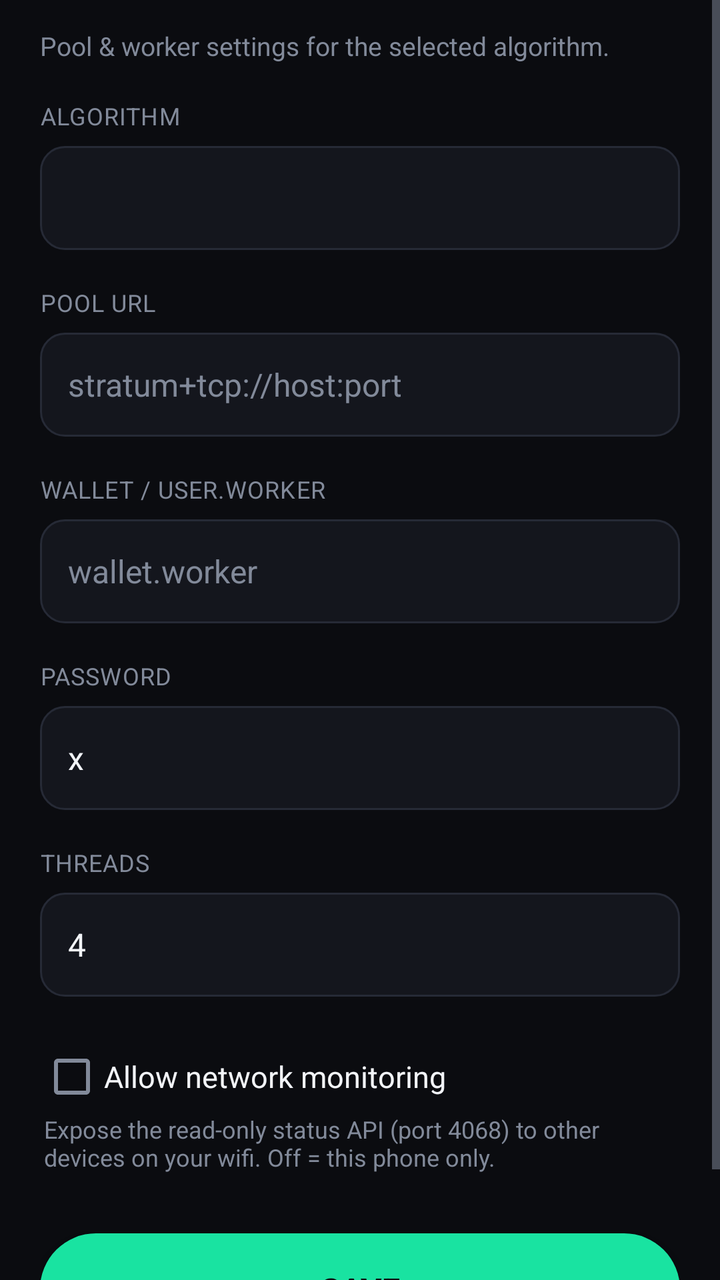
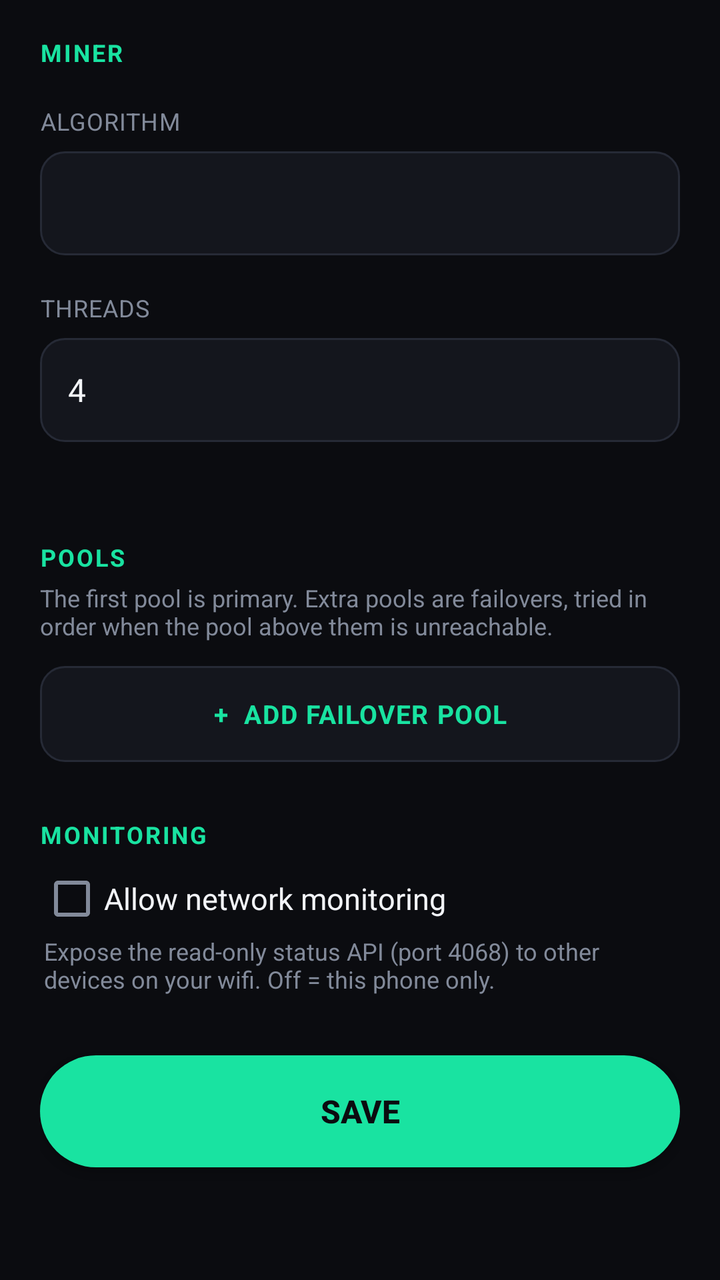

Two renders of the same Android screen: before a commit and after it. Below are the layout's source before the change and the commit's diff.
<!-- AndroidManifest.xml: application theme PrimoDark -->
<!-- res/layout/activity_config.xml -->
<?xml version="1.0" encoding="utf-8"?>
<ScrollView xmlns:android="http://schemas.android.com/apk/res/android"
    android:layout_width="match_parent"
    android:layout_height="match_parent"
    android:background="@color/bg"
    android:fillViewport="true">

    <LinearLayout
        android:orientation="vertical"
        android:layout_width="match_parent"
        android:layout_height="wrap_content"
        android:paddingHorizontal="20dp"
        android:paddingTop="8dp"
        android:paddingBottom="28dp">

        <TextView
            android:layout_width="match_parent"
            android:layout_height="wrap_content"
            android:layout_marginTop="6dp"
            android:text="Pool &amp; worker settings for the selected algorithm."
            android:textColor="@color/textdim"
            android:textSize="13sp" />

        <TextView style="@style/FieldLabel"
            android:layout_width="wrap_content" android:layout_height="wrap_content"
            android:text="ALGORITHM" />
        <Spinner android:id="@+id/algoSpinner"
            android:layout_width="match_parent" android:layout_height="wrap_content"
            android:background="@drawable/field_bg"
            android:minHeight="52dp"
            android:paddingHorizontal="10dp" />

        <TextView style="@style/FieldLabel"
            android:layout_width="wrap_content" android:layout_height="wrap_content"
            android:text="POOL URL" />
        <EditText android:id="@+id/urlField" style="@style/FieldInput"
            android:layout_width="match_parent" android:layout_height="wrap_content"
            android:inputType="textUri"
            android:hint="stratum+tcp://host:port" />

        <TextView style="@style/FieldLabel"
            android:layout_width="wrap_content" android:layout_height="wrap_content"
            android:text="WALLET / USER.WORKER" />
        <EditText android:id="@+id/userField" style="@style/FieldInput"
            android:layout_width="match_parent" android:layout_height="wrap_content"
            android:inputType="text"
            android:hint="wallet.worker" />

        <TextView style="@style/FieldLabel"
            android:layout_width="wrap_content" android:layout_height="wrap_content"
            android:text="PASSWORD" />
        <EditText android:id="@+id/passField" style="@style/FieldInput"
            android:layout_width="match_parent" android:layout_height="wrap_content"
            android:inputType="text" android:text="x" />

        <TextView style="@style/FieldLabel"
            android:layout_width="wrap_content" android:layout_height="wrap_content"
            android:text="THREADS" />
        <EditText android:id="@+id/threadsField" style="@style/FieldInput"
            android:layout_width="match_parent" android:layout_height="wrap_content"
            android:inputType="number" android:text="4" />

        <CheckBox android:id="@+id/lanApiCheck"
            android:layout_width="match_parent" android:layout_height="wrap_content"
            android:layout_marginTop="24dp"
            android:text="Allow network monitoring"
            android:textColor="@color/text"
            android:textSize="15sp" />

        <TextView
            android:layout_width="match_parent" android:layout_height="wrap_content"
            android:layout_marginTop="2dp"
            android:layout_marginStart="2dp"
            android:text="Expose the read-only status API (port 4068) to other devices on your wifi. Off = this phone only."
            android:textColor="@color/textdim"
            android:textSize="12sp" />

        <Button android:id="@+id/saveButton"
            android:layout_width="match_parent"
            android:layout_height="56dp"
            android:layout_marginTop="30dp"
            android:background="@drawable/pill_bg"
            android:backgroundTint="@color/accent"
            android:text="@string/save"
            android:textColor="#0B0C10"
            android:textSize="16sp"
            android:textStyle="bold" />
    </LinearLayout>
</ScrollView>
<!-- resources referenced by this layout -->
<resources>
  <color name="accent">#19E3A1</color>
  <color name="bg">#0B0C10</color>
  <color name="text">#F2F4F8</color>
  <color name="textdim">#828A9A</color>
  <!-- drawable field_bg (drawable) -->
  <?xml version="1.0" encoding="utf-8"?>
  <shape xmlns:android="http://schemas.android.com/apk/res/android" android:shape="rectangle">
      <solid android:color="@color/field" />
      <corners android:radius="12dp" />
      <stroke android:width="1dp" android:color="@color/stroke" />
  </shape>
  <!-- drawable pill_bg (drawable) -->
  <?xml version="1.0" encoding="utf-8"?>
  <shape xmlns:android="http://schemas.android.com/apk/res/android" android:shape="rectangle">
      <solid android:color="@android:color/white" />
      <corners android:radius="34dp" />
  </shape>
  <string name="save">Save</string>
  <style name="FieldInput">
          <item name="android:background">@drawable/field_bg</item>
          <item name="android:textColor">@color/text</item>
          <item name="android:textColorHint">@color/textdim</item>
          <item name="android:textSize">16sp</item>
          <item name="android:paddingHorizontal">14dp</item>
          <item name="android:minHeight">52dp</item>
          <item name="android:gravity">center_vertical</item>
      </style>
  <style name="FieldLabel">
          <item name="android:textColor">@color/textdim</item>
          <item name="android:textSize">12sp</item>
          <item name="android:letterSpacing">0.03</item>
          <item name="android:layout_marginTop">18dp</item>
          <item name="android:layout_marginBottom">7dp</item>
      </style>
  <style name="PrimoDark" parent="@android:style/Theme.Material">
          <item name="android:windowBackground">@color/bg</item>
          <item name="android:colorBackground">@color/bg</item>
          <item name="android:colorPrimary">@color/bar</item>
          <item name="android:colorPrimaryDark">@color/bg</item>
          <item name="android:colorAccent">@color/accent</item>
          <item name="android:textColorPrimary">@color/text</item>
          <item name="android:textColorSecondary">@color/textdim</item>
      </style>
  <color name="field">#14161D</color>
  <color name="stroke">#262A36</color>
  <color name="bar">#121319</color>
</resources>

<!-- the commit's change to res/layout/activity_config.xml (unified diff, before → after) -->
@@ -13,13 +13,11 @@
         android:paddingTop="8dp"
         android:paddingBottom="28dp">
 
-        <TextView
-            android:layout_width="match_parent"
-            android:layout_height="wrap_content"
-            android:layout_marginTop="6dp"
-            android:text="Pool &amp; worker settings for the selected algorithm."
-            android:textColor="@color/textdim"
-            android:textSize="13sp" />
+        
+        <TextView style="@style/SectionHeader"
+            android:layout_width="wrap_content" android:layout_height="wrap_content"
+            android:layout_marginTop="10dp"
+            android:text="MINER" />
 
         <TextView style="@style/FieldLabel"
             android:layout_width="wrap_content" android:layout_height="wrap_content"
@@ -32,37 +30,58 @@
 
         <TextView style="@style/FieldLabel"
             android:layout_width="wrap_content" android:layout_height="wrap_content"
-            android:text="POOL URL" />
-        <EditText android:id="@+id/urlField" style="@style/FieldInput"
-            android:layout_width="match_parent" android:layout_height="wrap_content"
-            android:inputType="textUri"
-            android:hint="stratum+tcp://host:port" />
-
-        <TextView style="@style/FieldLabel"
-            android:layout_width="wrap_content" android:layout_height="wrap_content"
-            android:text="WALLET / USER.WORKER" />
-        <EditText android:id="@+id/userField" style="@style/FieldInput"
-            android:layout_width="match_parent" android:layout_height="wrap_content"
-            android:inputType="text"
-            android:hint="wallet.worker" />
-
-        <TextView style="@style/FieldLabel"
-            android:layout_width="wrap_content" android:layout_height="wrap_content"
-            android:text="PASSWORD" />
-        <EditText android:id="@+id/passField" style="@style/FieldInput"
-            android:layout_width="match_parent" android:layout_height="wrap_content"
-            android:inputType="text" android:text="x" />
-
-        <TextView style="@style/FieldLabel"
-            android:layout_width="wrap_content" android:layout_height="wrap_content"
             android:text="THREADS" />
         <EditText android:id="@+id/threadsField" style="@style/FieldInput"
             android:layout_width="match_parent" android:layout_height="wrap_content"
             android:inputType="number" android:text="4" />
+        <TextView android:id="@+id/threadsHint"
+            android:layout_width="match_parent" android:layout_height="wrap_content"
+            android:layout_marginTop="5dp"
+            android:layout_marginStart="2dp"
+            android:text=""
+            android:textColor="@color/textdim"
+            android:textSize="12sp" />
+
+        
+        <TextView style="@style/SectionHeader"
+            android:layout_width="wrap_content" android:layout_height="wrap_content"
+            android:text="POOLS" />
+        <TextView
+            android:layout_width="match_parent" android:layout_height="wrap_content"
+            android:layout_marginTop="4dp"
+            android:text="The first pool is primary. Extra pools are failovers, tried in order when the pool above them is unreachable."
+            android:textColor="@color/textdim"
+            android:textSize="12sp" />
+
+        
+        <LinearLayout android:id="@+id/poolContainer"
+            android:orientation="vertical"
+            android:layout_width="match_parent"
+            android:layout_height="wrap_content" />
+
+        <TextView android:id="@+id/addPoolButton"
+            android:layout_width="match_parent"
+            android:layout_height="wrap_content"
+            android:layout_marginTop="12dp"
+            android:background="@drawable/field_bg"
+            android:clickable="true"
+            android:focusable="true"
+            android:gravity="center"
+            android:minHeight="48dp"
+            android:text="+  ADD FAILOVER POOL"
+            android:textColor="@color/accent"
+            android:textSize="13sp"
+            android:textStyle="bold"
+            android:letterSpacing="0.04" />
+
+        
+        <TextView style="@style/SectionHeader"
+            android:layout_width="wrap_content" android:layout_height="wrap_content"
+            android:text="MONITORING" />
 
         <CheckBox android:id="@+id/lanApiCheck"
             android:layout_width="match_parent" android:layout_height="wrap_content"
-            android:layout_marginTop="24dp"
+            android:layout_marginTop="8dp"
             android:text="Allow network monitoring"
             android:textColor="@color/text"
             android:textSize="15sp" />
<!-- resource entries referenced after the edit -->
@@ -34,6 +34,13 @@
           <item name="android:layout_marginTop">18dp</item>
           <item name="android:layout_marginBottom">7dp</item>
       </style>
+  <style name="SectionHeader">
+          <item name="android:textColor">@color/accent</item>
+          <item name="android:textSize">12sp</item>
+          <item name="android:textStyle">bold</item>
+          <item name="android:letterSpacing">0.08</item>
+          <item name="android:layout_marginTop">28dp</item>
+      </style>
   <style name="PrimoDark" parent="@android:style/Theme.Material">
           <item name="android:windowBackground">@color/bg</item>
           <item name="android:colorBackground">@color/bg</item>
